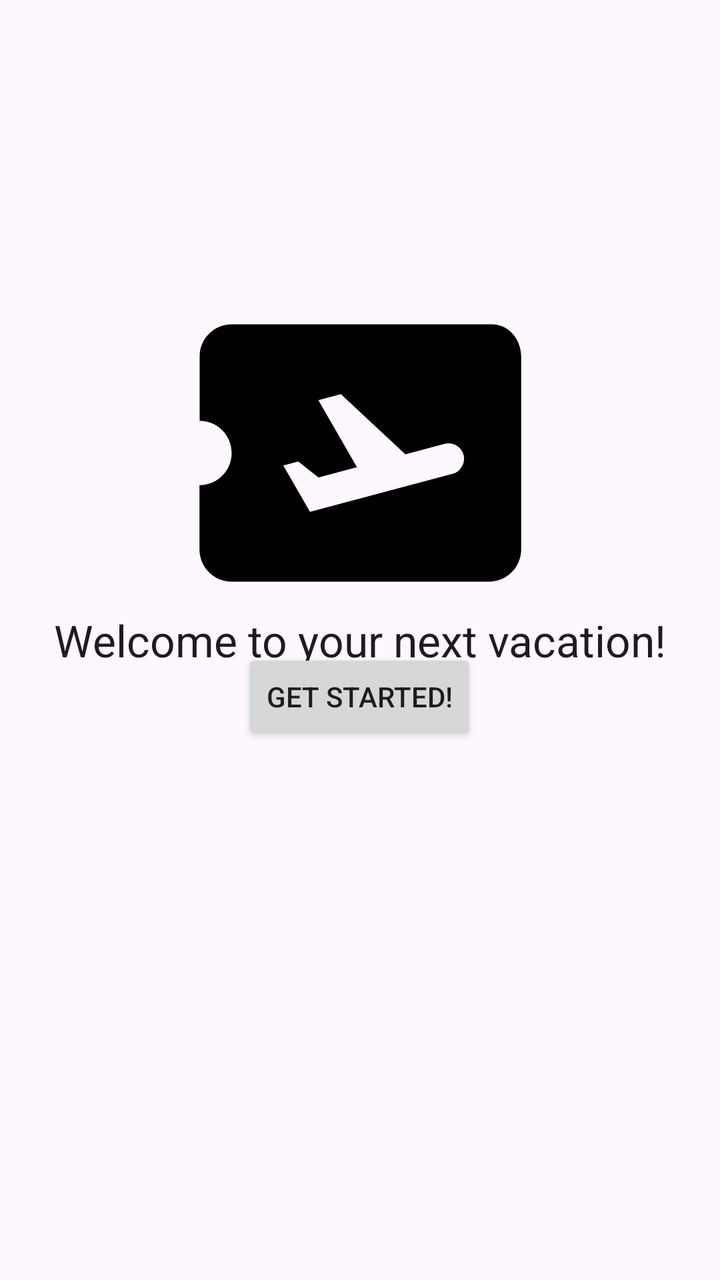
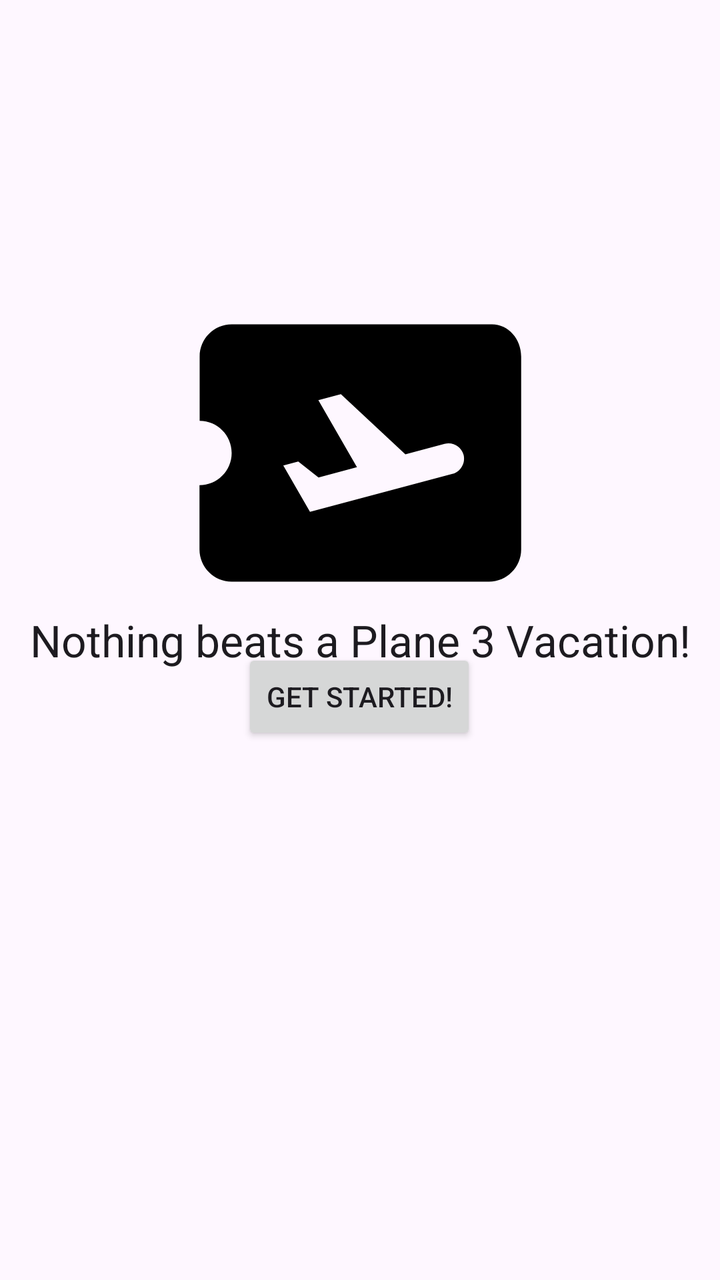

Two renders of the same Android screen: before a commit and after it. Below are the layout's source before the change and the commit's diff.
<!-- AndroidManifest.xml: application theme Theme.D308_PA -->
<!-- res/layout/activity_main.xml -->
<?xml version="1.0" encoding="utf-8"?>
<androidx.constraintlayout.widget.ConstraintLayout xmlns:android="http://schemas.android.com/apk/res/android"
    xmlns:app="http://schemas.android.com/apk/res-auto"
    xmlns:tools="http://schemas.android.com/tools"
    android:id="@+id/main"
    android:layout_width="match_parent"
    android:layout_height="match_parent"
    tools:context=".UI.MainActivity">

    <TextView
        android:id="@+id/textView"
        android:layout_width="wrap_content"
        android:layout_height="wrap_content"
        android:text="Welcome to your next vacation!"
        android:textAppearance="@style/TextAppearance.AppCompat.Large"
        app:layout_constraintBottom_toBottomOf="parent"
        app:layout_constraintEnd_toEndOf="parent"
        app:layout_constraintStart_toStartOf="parent"
        app:layout_constraintTop_toTopOf="parent" />

    <Button
        android:id="@+id/button"
        android:layout_width="wrap_content"
        android:layout_height="wrap_content"
        android:layout_marginStart="143dp"
        android:layout_marginTop="12dp"
        android:layout_marginEnd="144dp"
        android:layout_marginBottom="290dp"
        android:text="Get Started!"
        app:layout_constraintBottom_toBottomOf="parent"
        app:layout_constraintEnd_toEndOf="parent"
        app:layout_constraintStart_toStartOf="parent"
        app:layout_constraintTop_toBottomOf="@+id/textView" />

    <ImageView
        android:id="@+id/imageView"
        android:layout_width="193dp"
        android:layout_height="204dp"
        android:layout_marginStart="109dp"
        android:layout_marginTop="147dp"
        android:layout_marginEnd="109dp"
        android:src="@drawable/baseline_airplane_ticket_24"
        app:layout_constraintBottom_toTopOf="@+id/textView"
        app:layout_constraintEnd_toEndOf="parent"
        app:layout_constraintStart_toStartOf="parent"
        app:layout_constraintTop_toTopOf="parent" />

</androidx.constraintlayout.widget.ConstraintLayout>
<!-- resources referenced by this layout -->
<resources>
  <!-- drawable baseline_airplane_ticket_24 (drawable) -->
  <vector xmlns:android="http://schemas.android.com/apk/res/android" android:autoMirrored="true" android:height="24dp" android:tint="#000000" android:viewportHeight="24" android:viewportWidth="24" android:width="24dp">
        
      <path android:fillColor="@android:color/white" android:pathData="M20.19,4H4C2.9,4 2.01,4.9 2.01,6v4C3.11,10 4,10.9 4,12s-0.89,2 -2,2v4c0,1.1 0.9,2 2,2h16c1.1,0 2,-0.9 2,-2V6C22,4.9 21.19,4 20.19,4zM17.73,13.3l-8.86,2.36l-1.66,-2.88l0.93,-0.25l1.26,0.99l2.39,-0.64l-2.4,-4.16l1.4,-0.38l4.01,3.74l2.44,-0.65c0.51,-0.14 1.04,0.17 1.18,0.68C18.55,12.62 18.25,13.15 17.73,13.3z"/>
      
  </vector>
  <style name="Theme.D308_PA" parent="Base.Theme.D308_PA" />
  <style name="Base.Theme.D308_PA" parent="Theme.Material3.DayNight">
          
          
      </style>
</resources>

<!-- the commit's change to res/layout/activity_main.xml (unified diff, before → after) -->
@@ -11,7 +11,7 @@
         android:id="@+id/textView"
         android:layout_width="wrap_content"
         android:layout_height="wrap_content"
-        android:text="Welcome to your next vacation!"
+        android:text="Nothing beats a Plane 3 Vacation!"
         android:textAppearance="@style/TextAppearance.AppCompat.Large"
         app:layout_constraintBottom_toBottomOf="parent"
         app:layout_constraintEnd_toEndOf="parent"
